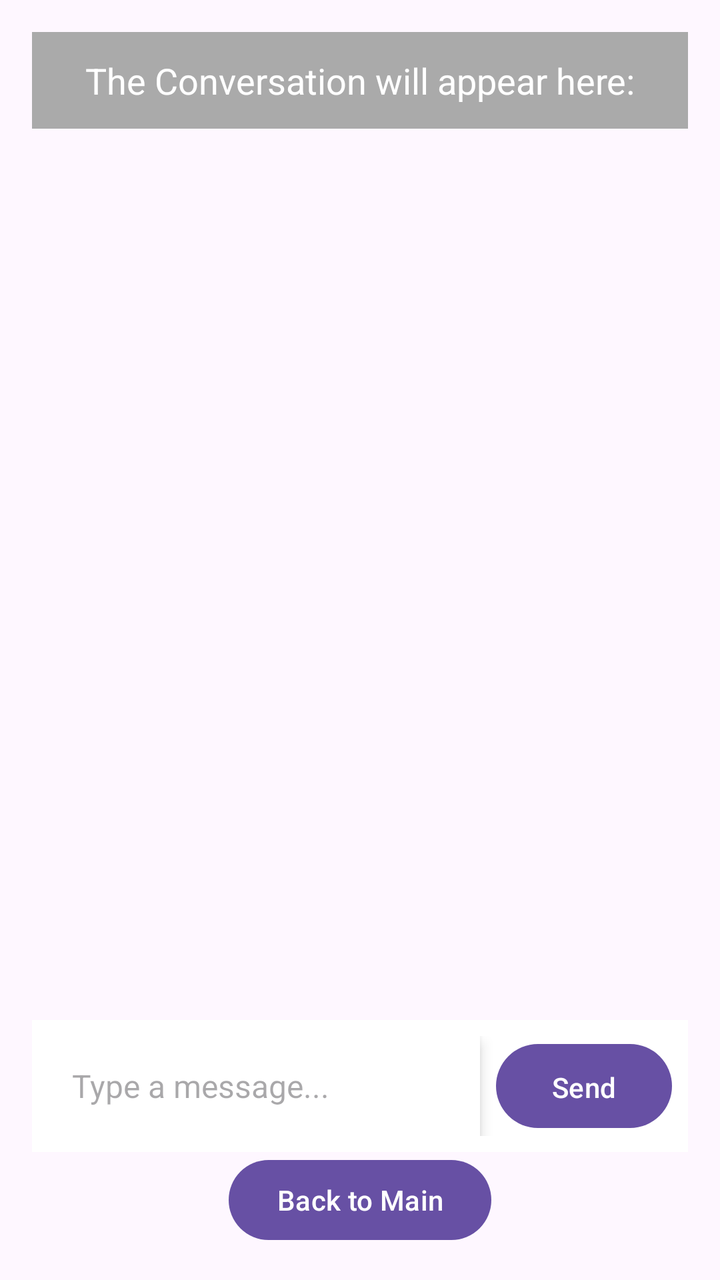
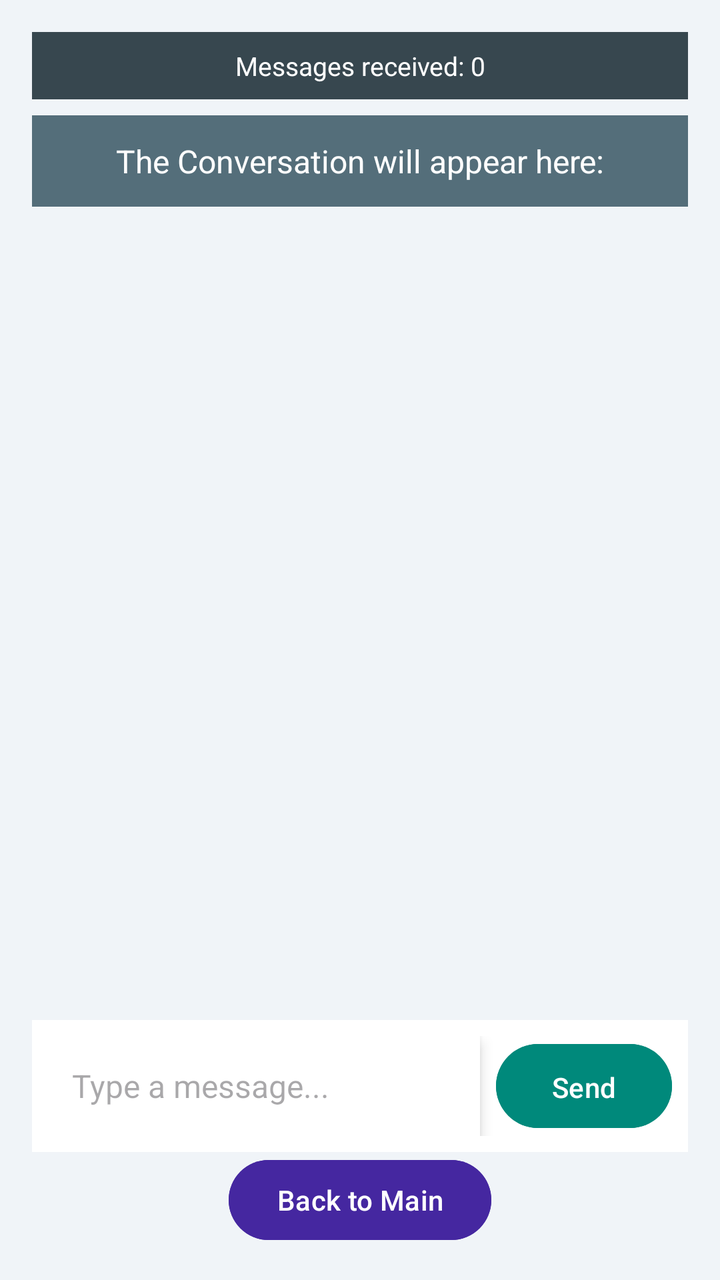

Before-and-after screenshots of an Android layout around one commit, followed by the original layout XML and the change that was made.
<!-- AndroidManifest.xml: application theme Theme.AndroidExample -->
<!-- res/layout/activity_chat1.xml -->
<?xml version="1.0" encoding="utf-8"?>
<androidx.constraintlayout.widget.ConstraintLayout xmlns:android="http://schemas.android.com/apk/res/android"
    xmlns:tools="http://schemas.android.com/tools"
    xmlns:app="http://schemas.android.com/apk/res-auto"
    tools:context=".ChatActivity1"
    android:layout_width="match_parent"
    android:layout_height="match_parent"
    android:padding="16dp">

    
    <ScrollView
        android:layout_width="match_parent"
        android:layout_height="0dp"
        android:layout_marginBottom="16dp"
        app:layout_constraintTop_toTopOf="parent"
        app:layout_constraintBottom_toTopOf="@id/messageLayout">

        <LinearLayout
            android:layout_width="match_parent"
            android:layout_height="wrap_content"
            android:orientation="vertical">

            <TextView
                android:id="@+id/tx1"
                android:layout_width="match_parent"
                android:layout_height="wrap_content"
                android:text="The Conversation will appear here:"
                android:textSize="18sp"
                android:padding="12dp"
                android:background="@android:color/darker_gray"
                android:textColor="@android:color/white"
                android:gravity="center" />
        </LinearLayout>

    </ScrollView>

    
    <LinearLayout
        android:id="@+id/messageLayout"
        android:layout_width="match_parent"
        android:layout_height="wrap_content"
        android:orientation="horizontal"
        android:padding="8dp"
        android:background="@android:color/white"
        app:layout_constraintBottom_toTopOf="@id/backMainBtn"
        app:layout_constraintStart_toStartOf="parent"
        app:layout_constraintEnd_toEndOf="parent">

        <EditText
            android:id="@+id/msgEdt"
            android:layout_width="0dp"
            android:layout_height="50dp"
            android:layout_weight="1"
            android:hint="Type a message..."
            android:textSize="16sp"
            android:background="@android:color/white"
            android:padding="12dp"
            android:layout_marginEnd="8dp"
            android:elevation="4dp" />

        <Button
            android:id="@+id/sendBtn"
            android:layout_width="wrap_content"
            android:layout_height="50dp"
            android:text="Send"
            android:padding="12dp" />
    </LinearLayout>

    
    <Button
        android:id="@+id/backMainBtn"
        android:layout_width="wrap_content"
        android:layout_height="wrap_content"
        android:text="Back to Main"
        android:layout_marginTop="16dp"
        app:layout_constraintBottom_toBottomOf="parent"
        app:layout_constraintStart_toStartOf="parent"
        app:layout_constraintEnd_toEndOf="parent" />

</androidx.constraintlayout.widget.ConstraintLayout>
<!-- resources referenced by this layout -->
<resources>
  <style name="Theme.AndroidExample" parent="Base.Theme.AndroidExample" />
  <style name="Base.Theme.AndroidExample" parent="Theme.Material3.DayNight.NoActionBar">
          
          
      </style>
</resources>

<!-- the commit's change to res/layout/activity_chat1.xml (unified diff, before → after) -->
@@ -5,14 +5,31 @@
     tools:context=".ChatActivity1"
     android:layout_width="match_parent"
     android:layout_height="match_parent"
-    android:padding="16dp">
+    android:padding="16dp"
+    android:background="#F0F4F8">
+
+    
+    <TextView
+        android:id="@+id/counterTv"
+        android:layout_width="match_parent"
+        android:layout_height="wrap_content"
+        android:text="Messages received: 0"
+        android:textSize="13sp"
+        android:textColor="#FFFFFF"
+        android:background="#37474F"
+        android:padding="8dp"
+        android:gravity="center"
+        app:layout_constraintTop_toTopOf="parent"
+        app:layout_constraintStart_toStartOf="parent"
+        app:layout_constraintEnd_toEndOf="parent"/>
 
     
     <ScrollView
         android:layout_width="match_parent"
         android:layout_height="0dp"
+        android:layout_marginTop="8dp"
         android:layout_marginBottom="16dp"
-        app:layout_constraintTop_toTopOf="parent"
+        app:layout_constraintTop_toBottomOf="@id/counterTv"
         app:layout_constraintBottom_toTopOf="@id/messageLayout">
 
         <LinearLayout
@@ -25,9 +42,9 @@
                 android:layout_width="match_parent"
                 android:layout_height="wrap_content"
                 android:text="The Conversation will appear here:"
-                android:textSize="18sp"
+                android:textSize="16sp"
                 android:padding="12dp"
-                android:background="@android:color/darker_gray"
+                android:background="#546E7A"
                 android:textColor="@android:color/white"
                 android:gravity="center" />
         </LinearLayout>
@@ -58,12 +75,15 @@
             android:layout_marginEnd="8dp"
             android:elevation="4dp" />
 
+        
         <Button
             android:id="@+id/sendBtn"
             android:layout_width="wrap_content"
             android:layout_height="50dp"
             android:text="Send"
-            android:padding="12dp" />
+            android:padding="12dp"
+            android:backgroundTint="#00897B"
+            android:textColor="@android:color/white"/>
     </LinearLayout>
 
     
@@ -73,6 +93,8 @@
         android:layout_height="wrap_content"
         android:text="Back to Main"
         android:layout_marginTop="16dp"
+        android:backgroundTint="#4527A0"
+        android:textColor="@android:color/white"
         app:layout_constraintBottom_toBottomOf="parent"
         app:layout_constraintStart_toStartOf="parent"
         app:layout_constraintEnd_toEndOf="parent" />
